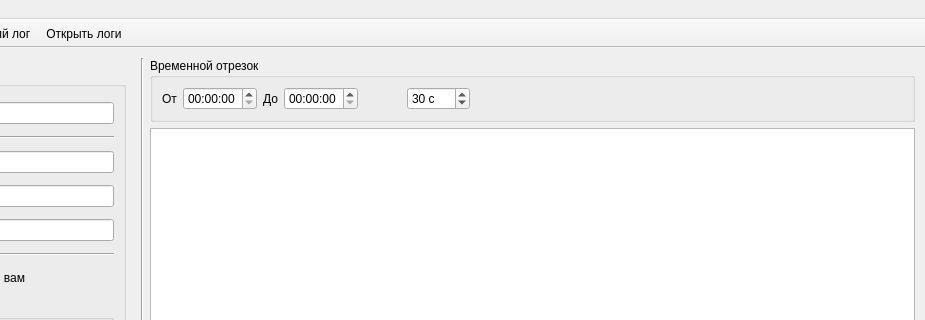
Above: src/gui/ui/main_window.ui from KolmePro/reva_damage_viewer before the change; both pictures show x 275 to 1200 and y 0 to 320 of the 1200 by 835 pixel window. Below: the same form after it.
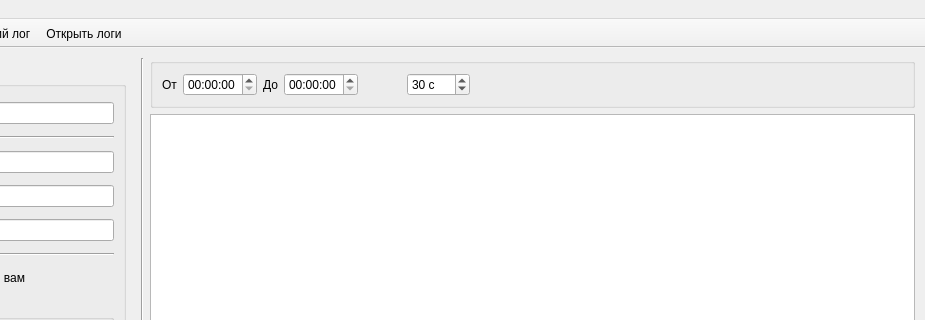
That is the form after the change. Icons and pictures are not drawn. Custom widgets are drawn as their Qt base class.

Commit message: Remove time range group heading

```diff
--- a/src/gui/ui/main_window.ui
+++ b/src/gui/ui/main_window.ui
@@ -600,7 +600,7 @@
       <item>
        <widget class="QGroupBox" name="time_range_group">
         <property name="title">
-         <string>Временной отрезок</string>
+         <string/>
         </property>
         <layout class="QGridLayout" name="time_range_layout" columnstretch="0,0,0,0,0,0,1">
          <item row="0" column="0">
```
The commit also changes 2 other files.
